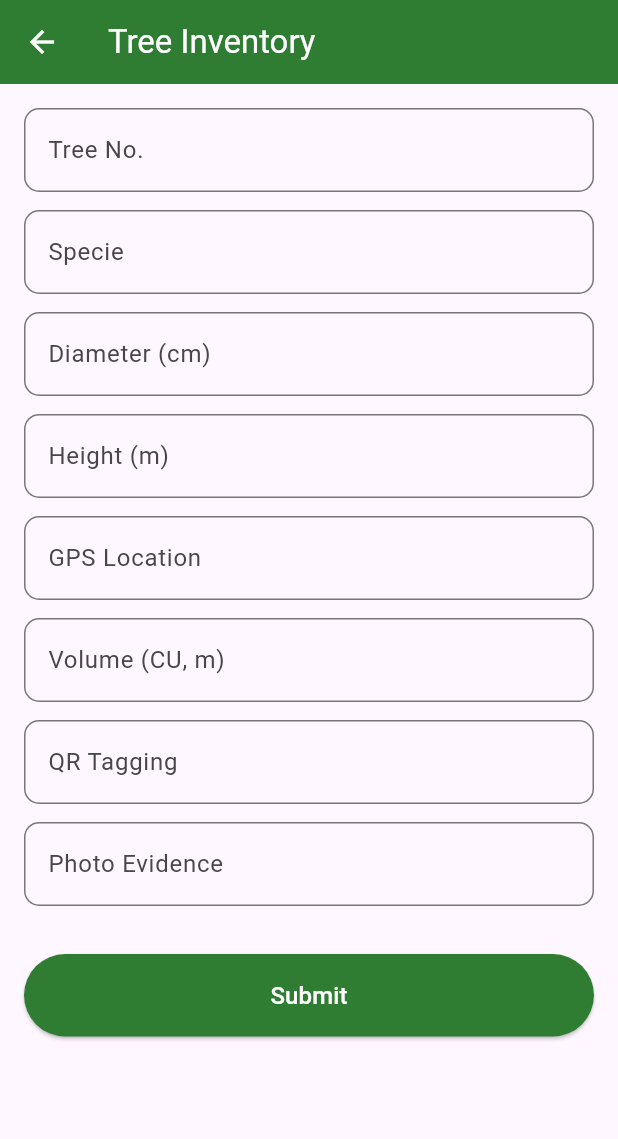
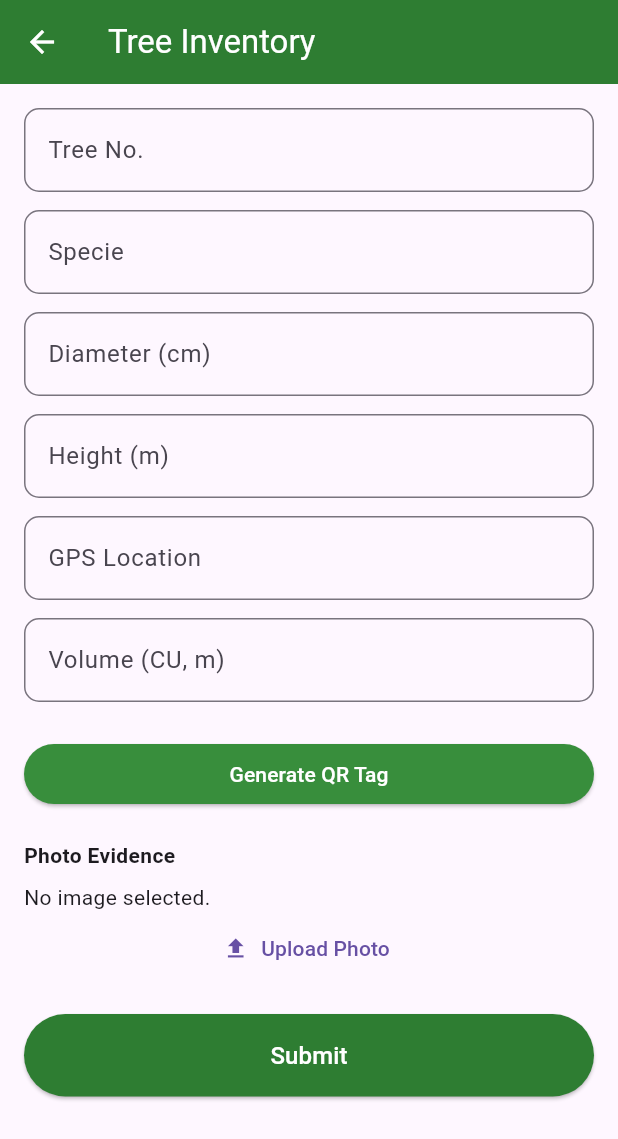
Before and after one commit to KrishaPublico/TreeSure-main, a Flutter app: the RegisterTreesPage screen opened directly, on a phone screen of 412 x 824 dp. Shown: the top 1139 px of the screen. Run offline on Flutter 3.47's test engine with Material 3 defaults, Android fonts, the phone set to English and light mode, and no system bars; our stand-ins replace image_picker.

Commit message:
updated register

```diff
--- a/lib/features/forester/register_trees.dart
+++ b/lib/features/forester/register_trees.dart
@@ -1,4 +1,6 @@
 import 'package:flutter/material.dart';
+import 'dart:io';
+import 'package:image_picker/image_picker.dart';
 
 class RegisterTreesPage extends StatefulWidget {
   const RegisterTreesPage({super.key});
@@ -14,8 +16,9 @@ class _RegisterTreesPageState extends State<RegisterTreesPage> {
   final TextEditingController heightController = TextEditingController();
   final TextEditingController gpsLocationController = TextEditingController();
   final TextEditingController volumeController = TextEditingController();
-  final TextEditingController qrTagController = TextEditingController();
-  final TextEditingController photoEvidenceController = TextEditingController();
+
+  File? imageFile;
+  final ImagePicker _picker = ImagePicker();
 
   @override
   void dispose() {
@@ -25,9 +28,29 @@ class _RegisterTreesPageState extends State<RegisterTreesPage> {
     heightController.dispose();
     gpsLocationController.dispose();
     volumeController.dispose();
-    qrTagController.dispose();
-    photoEvidenceController.dispose();
     super.dispose();
+  }
+
+  Future<void> pickImage() async {
+    try {
+      final XFile? picked = await _picker.pickImage(source: ImageSource.gallery);
+      if (picked != null) {
+        setState(() {
+          imageFile = File(picked.path);
+        });
+      }
+    } catch (e) {
+      ScaffoldMessenger.of(context).showSnackBar(
+        SnackBar(content: Text("Failed to pick image: $e")),
+      );
+    }
+  }
+
+  void generateQrTag() {
+    // Implement QR code generation logic here
+    ScaffoldMessenger.of(context).showSnackBar(
+      const SnackBar(content: Text("QR Code generated based on tree details")),
+    );
   }
 
   @override
@@ -48,18 +71,35 @@ class _RegisterTreesPageState extends State<RegisterTreesPage> {
             buildTextField("Height (m)", heightController),
             buildTextField("GPS Location", gpsLocationController),
             buildTextField("Volume (CU, m)", volumeController),
-            buildTextField("QR Tagging", qrTagController),
-            buildTextField("Photo Evidence", photoEvidenceController),
+            const SizedBox(height: 12),
+            ElevatedButton(
+              onPressed: generateQrTag,
+              style: ElevatedButton.styleFrom(
+                backgroundColor: Colors.green[700],
+              ),
+              child: const Text("Generate QR Tag", style: TextStyle(color: Colors.white)),
+            ),
+            const SizedBox(height: 20),
+            const Text("Photo Evidence", style: TextStyle(fontWeight: FontWeight.bold)),
+            const SizedBox(height: 8),
+            imageFile != null
+                ? Image.file(imageFile!, height: 200)
+                : const Text("No image selected."),
+            TextButton.icon(
+              icon: const Icon(Icons.upload),
+              label: const Text("Upload Photo"),
+              onPressed: pickImage,
+            ),
             const SizedBox(height: 20),
             ElevatedButton(
               onPressed: () {
-                // Add submission logic here
+                // Handle form submission here
               },
               style: ElevatedButton.styleFrom(
                 backgroundColor: Colors.green[800],
                 padding: const EdgeInsets.symmetric(vertical: 16),
               ),
-              child: const Text("Submit", style: TextStyle(fontSize: 16, color:Colors.white)),
+              child: const Text("Submit", style: TextStyle(fontSize: 16, color: Colors.white)),
             ),
           ],
         ),
```
